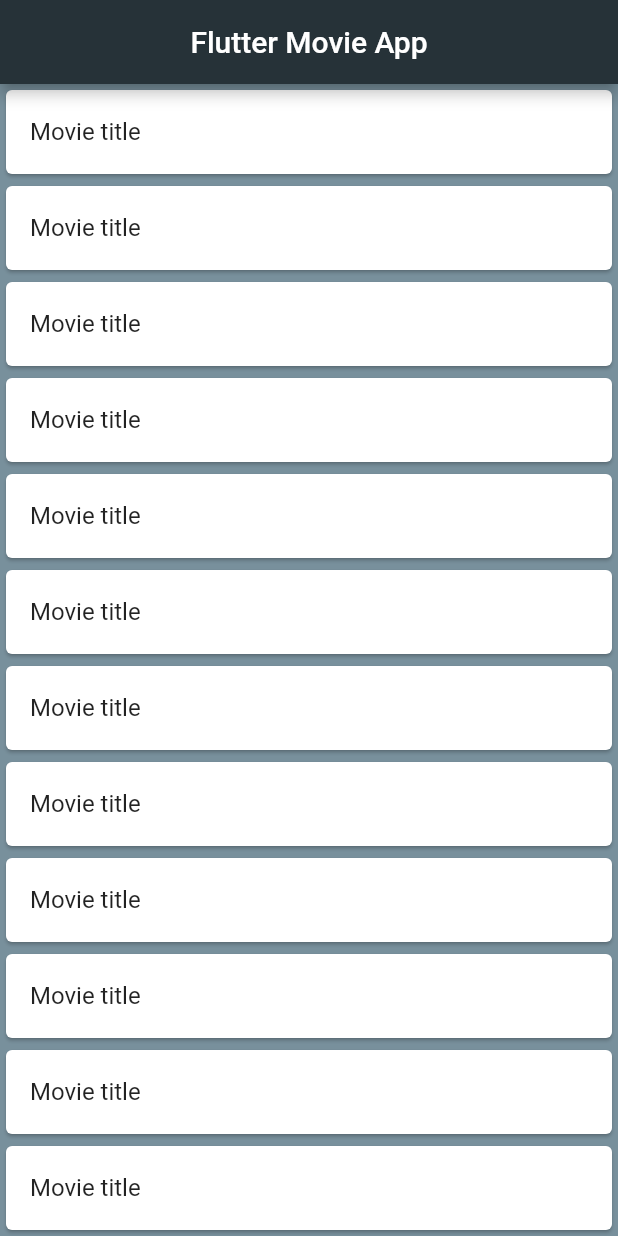
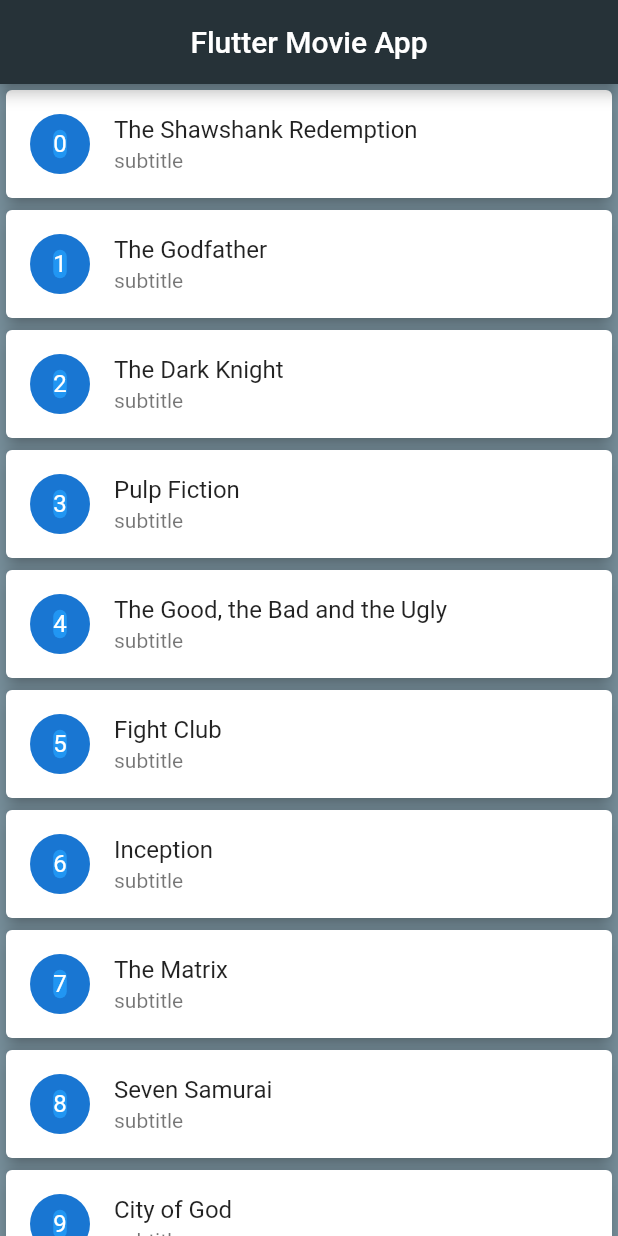
Before and after one commit to maxgdev/flutter_movie_app, a Flutter app: the screen it shows after launch, on a phone screen of 412 x 824 dp. Run offline on Flutter 3.47's test engine with Material 2 defaults, Android fonts, the phone set to English and light mode, and no system bars.

Commit message:
Added CircleAvatar and and subtitle to ListTile

```diff
--- a/lib/main.dart
+++ b/lib/main.dart
@@ -26,6 +26,20 @@ class MyHomePage extends StatefulWidget {
 }
 
 class _MyHomePageState extends State<MyHomePage> {
+  final List movies = [
+    "The Shawshank Redemption",
+    "The Godfather",
+    "The Dark Knight",
+    "Pulp Fiction",
+    "The Good, the Bad and the Ugly",
+    "Fight Club",
+    "Inception",
+    "The Matrix",
+    "Seven Samurai ",
+    "City of God",
+    "Leon",
+    "Avengers: Infinity War",
+  ];
   @override
   Widget build(BuildContext context) {
     return Scaffold(
@@ -35,11 +49,24 @@ class _MyHomePageState extends State<MyHomePage> {
             backgroundColor: Colors.blueGrey.shade900),
         // background color for body/rest of app
         backgroundColor: Colors.blueGrey.shade400,
-        body: ListView.builder(itemBuilder: (BuildContext context, int index) {
+        body: ListView.builder(
+            itemCount: movies.length,
+            itemBuilder: (BuildContext context, int index) {
               return Card(
+                elevation: 5,
                 color: Colors.white,
                 child: ListTile(
-              title: Text("Movie title"),
+                  leading: CircleAvatar(
+                    child: Container(
+                      decoration: BoxDecoration(
+                        color: Colors.blue,
+                        borderRadius: BorderRadius.circular(14)
+                      ),
+                      child: Text("$index"),
+                    ),
+                  ),
+                  title: Text(movies[index]),
+                  subtitle: Text('subtitle'),
                 ),
               );
             }));
```
Lines whose indentation alone changed are shown as unchanged.
